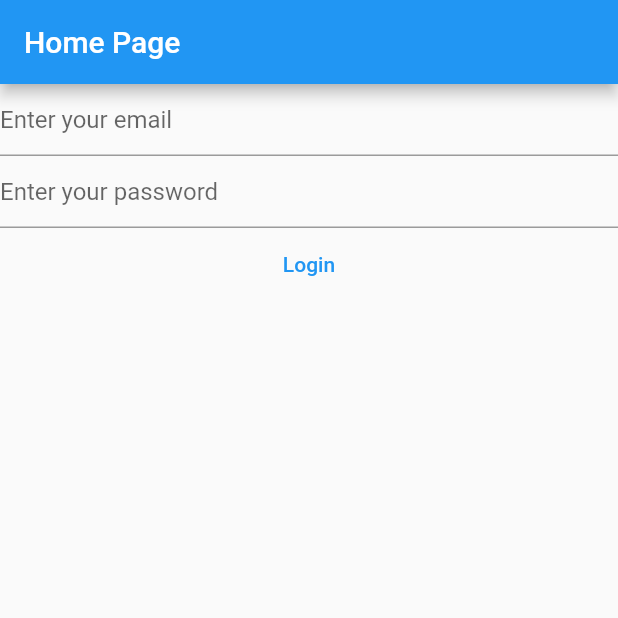
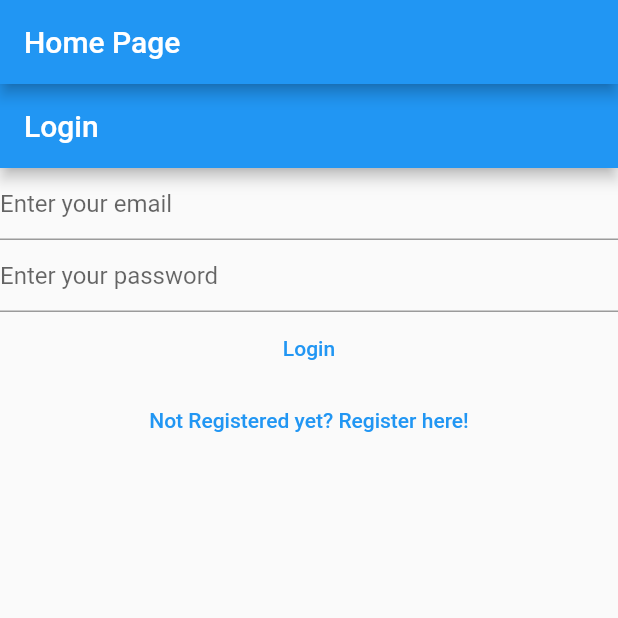
Before and after one commit to Rajeet10/Notes-Flutter-App, a Flutter app: the screen it shows after launch, on a phone screen of 412 x 824 dp, the top half of it. Run offline on Flutter 3.47's test engine with Material 2 defaults, Android fonts, the phone set to English and light mode, and no system bars; our stand-ins replace firebase_auth, firebase_core; missing offline and left inert: dart:js; accounts and stored records are empty.

Commit message:
Added named routes

```diff
--- a/lib/main.dart
+++ b/lib/main.dart
@@ -1,3 +1,5 @@
+import 'dart:js';
+
 import 'package:firebase_auth/firebase_auth.dart';
 import 'package:firebase_core/firebase_core.dart';
 import 'package:flutter/material.dart';
@@ -13,6 +15,10 @@ void main() {
       primarySwatch: Colors.blue,
     ),
     home: const HomePage(),
+    routes: {
+      '/login': (context) => const LoginView(),
+      '/register': (context) => const RegisterView(),
+    },
     debugShowCheckedModeBanner: false,
   ));
 }
@@ -42,7 +48,7 @@ class HomePage extends StatelessWidget {
               //   return const VerifyEmailView();
               // }
               // return const Text('Done');
-              return LoginView();
+              return const LoginView();
             default:
               return const Text('loading...');
           }
--- a/lib/views/login_view.dart
+++ b/lib/views/login_view.dart
@@ -1,8 +1,5 @@
 import 'package:firebase_auth/firebase_auth.dart';
-import 'package:firebase_core/firebase_core.dart';
 import 'package:flutter/material.dart';
-
-import '../firebase_options.dart';
 
 class LoginView extends StatefulWidget {
   const LoginView({super.key});
@@ -31,7 +28,11 @@ class _LoginViewState extends State<LoginView> {
 
   @override
   Widget build(BuildContext context) {
-    return Column(children: [
+    return Scaffold(
+      appBar: AppBar(
+        title: const Text('Login'),
+      ),
+      body: Column(children: [
         TextField(
           controller: _email,
           enableSuggestions: false,
@@ -71,6 +72,14 @@ class _LoginViewState extends State<LoginView> {
           },
           child: const Text('Login'),
         ),
-    ]);
+        TextButton(
+          onPressed: () {
+            Navigator.of(context)
+                .pushNamedAndRemoveUntil('/register', (route) => false);
+          },
+          child: const Text('Not Registered yet? Register here!'),
+        )
+      ]),
+    );
   }
 }
--- a/lib/views/register_view.dart
+++ b/lib/views/register_view.dart
@@ -31,7 +31,11 @@ class _RegisterViewState extends State<RegisterView> {
 
   @override
   Widget build(BuildContext context) {
-    return Column(children: [
+    return Scaffold(
+      appBar: AppBar(
+        title: const Text('Register'),
+      ),
+      body: Column(children: [
         TextField(
           controller: _email,
           enableSuggestions: false,
@@ -72,6 +76,14 @@ class _RegisterViewState extends State<RegisterView> {
           },
           child: const Text('Register'),
         ),
-    ]);
+        TextButton(
+          onPressed: () {
+            Navigator.of(context)
+                .pushNamedAndRemoveUntil('/login', (route) => false);
+          },
+          child: const Text('Already Rgistered? Login here!'),
+        )
+      ]),
+    );
   }
 }
```
Lines whose indentation alone changed are shown as unchanged.
